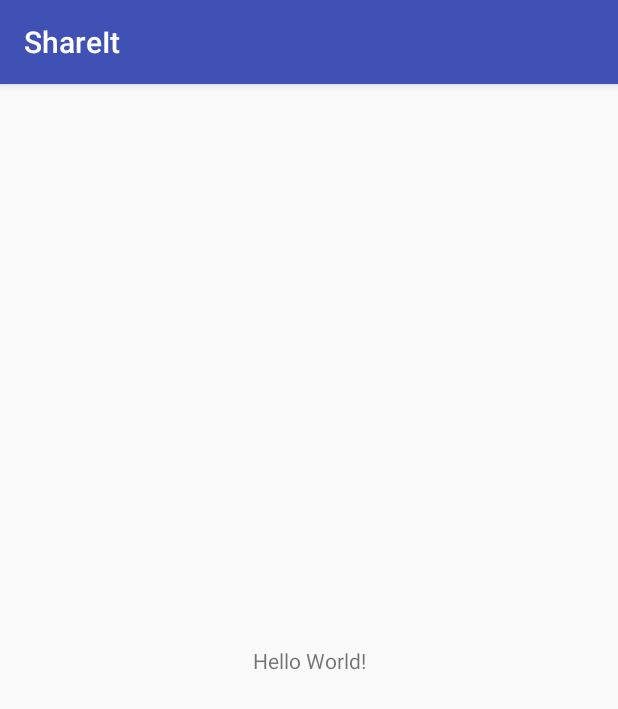
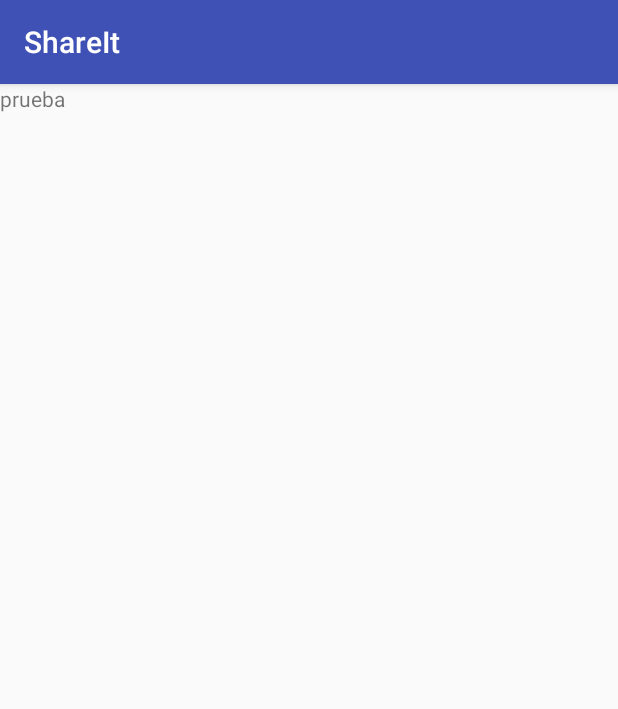
Before and after one commit to ivanpajon/ShareIt, an Android app: the screen it shows after launch (MainActivity), on a phone screen of 412 x 824 dp. Shown: the top 709 px of the screen. Run offline under Robolectric (Android 15) with nearby library versions, the phone set to English and light mode, and no system bars.

Commit message:
Cambio textview

```diff
--- a/app/src/main/res/layout/activity_main.xml
+++ b/app/src/main/res/layout/activity_main.xml
@@ -1,5 +1,5 @@
 <?xml version="1.0" encoding="utf-8"?>
-<android.support.constraint.ConstraintLayout xmlns:android="http://schemas.android.com/apk/res/android"
+<RelativeLayout xmlns:android="http://schemas.android.com/apk/res/android"
     xmlns:app="http://schemas.android.com/apk/res-auto"
     xmlns:tools="http://schemas.android.com/tools"
     android:layout_width="match_parent"
@@ -9,10 +9,10 @@
     <TextView
         android:layout_width="wrap_content"
         android:layout_height="wrap_content"
-        android:text="Hello World!"
+        android:text="prueba"
         app:layout_constraintBottom_toBottomOf="parent"
         app:layout_constraintLeft_toLeftOf="parent"
         app:layout_constraintRight_toRightOf="parent"
         app:layout_constraintTop_toTopOf="parent" />
 
-</android.support.constraint.ConstraintLayout>
+</RelativeLayout>
```
